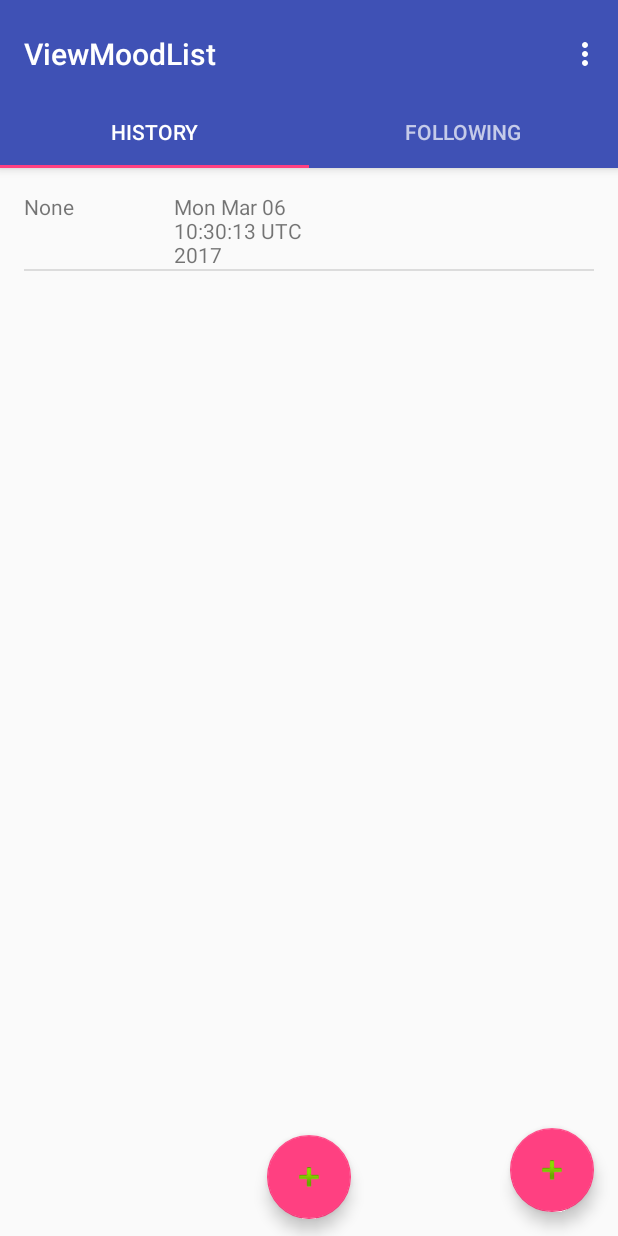
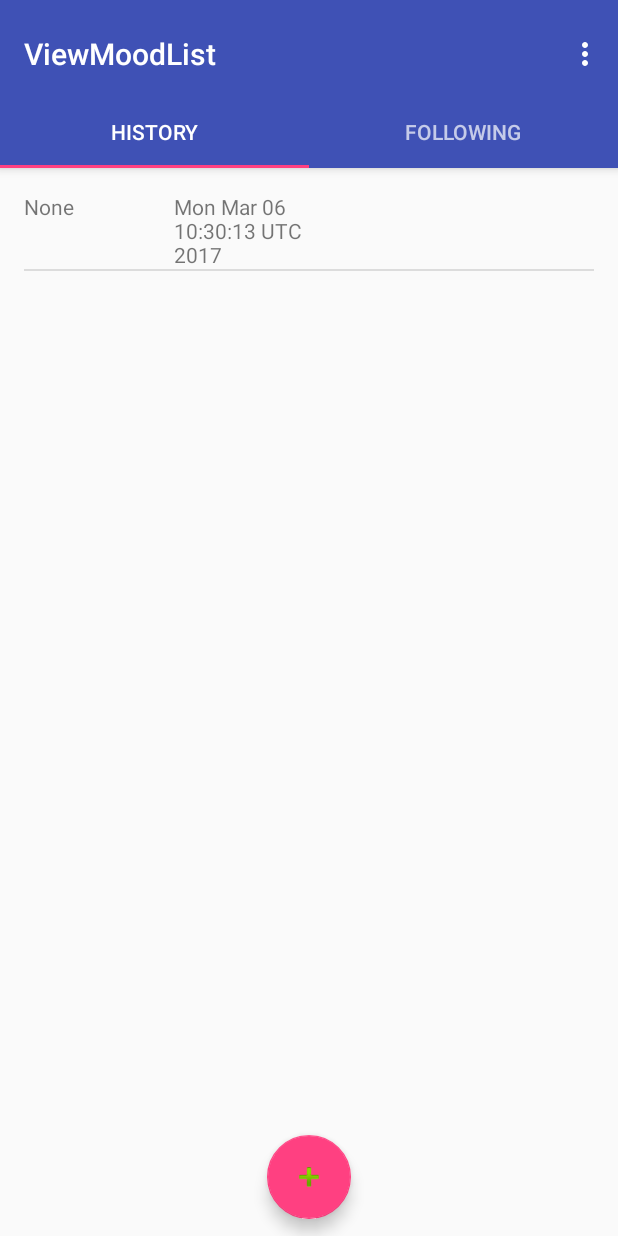
Before and after one commit to jackykc/Moodly, an Android app: the screen it shows after launch (ViewMoodList), in the options menu, after a tap on "Settings", on a phone screen of 412 x 824 dp. Run offline under Robolectric (Android 15) with nearby library versions, the phone set to English and light mode, and no system bars; 1 statement that could not run was skipped.

Commit message:
removed extra buttons

```diff
--- a/app/src/main/java/com/example/moodly/TabBase.java
+++ b/app/src/main/java/com/example/moodly/TabBase.java
@@ -35,6 +35,9 @@ public class TabBase extends Fragment {
         displayMoodList = (ListView) rootView.findViewById(R.id.display_mood_list);
         displayMoodList.setAdapter(adapter);
 
+        FloatingActionButton fab = (FloatingActionButton) rootView.findViewById(R.id.fab);
+        fab.hide();
+
         return rootView;
     }
 
--- a/app/src/main/res/layout/activity_view_mood_list.xml
+++ b/app/src/main/res/layout/activity_view_mood_list.xml
@@ -38,12 +38,12 @@
         android:layout_height="match_parent"
         app:layout_behavior="@string/appbar_scrolling_view_behavior" />
 
-    <android.support.design.widget.FloatingActionButton
-        android:id="@+id/fab"
-        android:layout_width="wrap_content"
-        android:layout_height="wrap_content"
-        android:layout_gravity="end|bottom"
-        android:layout_margin="@dimen/fab_margin"
-        app:srcCompat="@android:drawable/ic_input_add" />
+    <!--<android.support.design.widget.FloatingActionButton-->
+        <!--android:id="@+id/fab"-->
+        <!--android:layout_width="wrap_content"-->
+        <!--android:layout_height="wrap_content"-->
+        <!--android:layout_gravity="end|bottom"-->
+        <!--android:layout_margin="@dimen/fab_margin"-->
+        <!--app:srcCompat="@android:drawable/ic_input_add" />-->
 
 </android.support.design.widget.CoordinatorLayout>
--- a/build.gradle
+++ b/build.gradle
@@ -5,7 +5,7 @@ buildscript {
         jcenter()
     }
     dependencies {
-        classpath 'com.android.tools.build:gradle:2.2.3'
+        classpath 'com.android.tools.build:gradle:2.3.0'
 
         // NOTE: Do not place your application dependencies here; they belong
         // in the individual module build.gradle files
```
Also changed, not shown: app/src/main/java/com/example/moodly/TabHistory.java (+0 -23 lines), gradle/wrapper/gradle-wrapper.properties.
